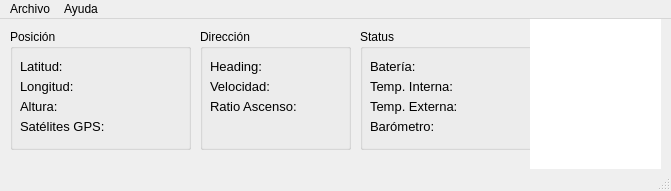
Old version of the form mainwindow.ui in the repository ladecadence/ASHAB-Telemetry.
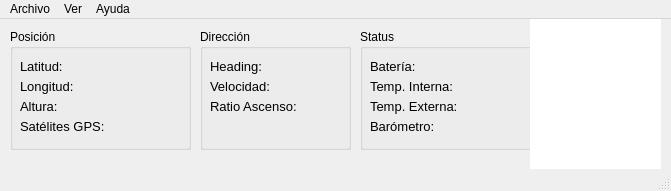
New version of the form.

Patch:
```diff
--- a/mainwindow.ui
+++ b/mainwindow.ui
@@ -319,7 +319,7 @@
      <x>0</x>
      <y>0</y>
      <width>671</width>
-     <height>28</height>
+     <height>19</height>
     </rect>
    </property>
    <widget class="QMenu" name="menuArchivo">
@@ -335,7 +335,14 @@
     </property>
     <addaction name="actionAcerca_de"/>
    </widget>
+   <widget class="QMenu" name="menuVer">
+    <property name="title">
+     <string>Ver</string>
+    </property>
+    <addaction name="actionLog"/>
+   </widget>
    <addaction name="menuArchivo"/>
+   <addaction name="menuVer"/>
    <addaction name="menuAyuda"/>
   </widget>
   <widget class="QStatusBar" name="statusBar"/>
```
Left out of the diff: 5 changed lines with no effect on the pictures.
